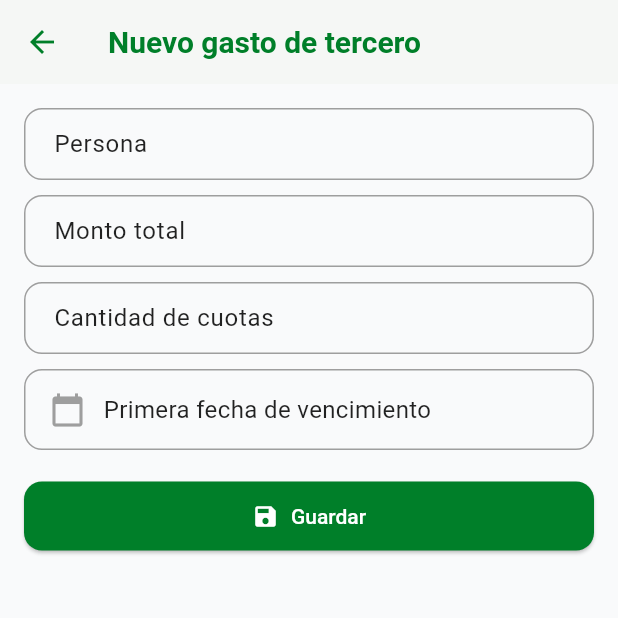
After one commit to MateoMaffei/tubilletera, a Flutter app: the GastoTerceroFormPage screen opened directly, on a phone screen of 412 x 824 dp, the top half of it. The commit adds this screen. Run offline on Flutter 3.47's test engine with Material 3 defaults, Android fonts, the light colour scheme and no system bars; our stand-ins replace fl_chart, flutter_multi_formatter, hive, hive_flutter, local_auth, month_picker_dialog; accounts and stored records are empty.

Commit message:
Add models, services and pages for third-party expenses

```diff
--- a/lib/main_drawer.dart
+++ b/lib/main_drawer.dart
@@ -24,6 +24,7 @@ class MainDrawer extends StatelessWidget {
             // Parte superior del menú
             _buildItem(context, Icons.home, 'Inicio', '/home'),
             _buildItem(context, Icons.list, 'Gastos', '/gastos'),
+            _buildItem(context, Icons.group, 'Gastos de terceros', '/gastos_terceros'),
             _buildItem(context, Icons.category, 'Categorías', '/categorias'),
 
             const Spacer(), // empuja lo de abajo
--- /dev/null
+++ b/lib/model/gasto_tercero_hive.dart
@@ -0,0 +1,54 @@
+import 'package:hive/hive.dart';
+part 'gasto_tercero.g.dart';
+
+@HiveType(typeId: 2)
+class GastoTercero extends HiveObject {
+  @HiveField(0)
+  String id;
+
+  @HiveField(1)
+  String persona;
+
+  @HiveField(2)
+  double montoTotal;
+
+  @HiveField(3)
+  int cantidadCuotas;
+
+  @HiveField(4)
+  double montoPorCuota;
+
+  @HiveField(5)
+  List<CuotaTercero> cuotas;
+
+  GastoTercero({
+    required this.id,
+    required this.persona,
+    required this.montoTotal,
+    required this.cantidadCuotas,
+    required this.montoPorCuota,
+    required this.cuotas,
+  });
+}
+
+@HiveType(typeId: 3)
+class CuotaTercero {
+  @HiveField(0)
+  int numero;
+
+  @HiveField(1)
+  DateTime fechaVencimiento;
+
+  @HiveField(2)
+  double monto;
+
+  @HiveField(3)
+  bool pagada;
+
+  CuotaTercero({
+    required this.numero,
+    required this.fechaVencimiento,
+    required this.monto,
+    this.pagada = false,
+  });
+}
--- /dev/null
+++ b/lib/pages/GastosTerceros/gasto_tercero_detalle_page.dart
@@ -0,0 +1,116 @@
+import 'package:flutter/material.dart';
+import 'package:intl/intl.dart';
+import 'package:tubilletera/model/gasto_tercero_hive.dart';
+import 'package:tubilletera/pages/GastosTerceros/gasto_tercero_form_page.dart';
+import 'package:tubilletera/services/gasto_tercero_service.dart';
+
+class GastoTerceroDetallePage extends StatefulWidget {
+  final GastoTercero gasto;
+  const GastoTerceroDetallePage({super.key, required this.gasto});
+
+  @override
+  State<GastoTerceroDetallePage> createState() => _GastoTerceroDetallePageState();
+}
+
+class _GastoTerceroDetallePageState extends State<GastoTerceroDetallePage> {
+  final formatPeso = NumberFormat.currency(locale: 'es_AR', symbol: '\$', decimalDigits: 2);
+  final service = GastoTerceroService();
+
+  void _editarFecha(CuotaTercero cuota) async {
+    final picked = await showDatePicker(
+      context: context,
+      initialDate: cuota.fechaVencimiento,
+      firstDate: DateTime(2000),
+      lastDate: DateTime(2100),
+      locale: const Locale('es', 'AR'),
+    );
+    if (picked != null) {
+      setState(() {
+        cuota.fechaVencimiento = picked;
+      });
+      await widget.gasto.save();
+    }
+  }
+
+  void _editarMonto(CuotaTercero cuota) async {
+    final controller = TextEditingController(text: cuota.monto.toString());
+    final monto = await showDialog<double>(
+      context: context,
+      builder: (_) => AlertDialog(
+        title: const Text('Editar monto'),
+        content: TextField(
+          controller: controller,
+          keyboardType: TextInputType.number,
+          decoration: const InputDecoration(labelText: 'Monto'),
+        ),
+        actions: [
+          TextButton(onPressed: () => Navigator.pop(context), child: const Text('Cancelar')),
+          TextButton(
+            onPressed: () {
+              Navigator.pop(context, double.tryParse(controller.text));
+            },
+            child: const Text('Guardar'),
+          )
+        ],
+      ),
+    );
+    if (monto != null) {
+      setState(() => cuota.monto = monto);
+      await widget.gasto.save();
+    }
+  }
+
+  void _togglePagada(CuotaTercero cuota, bool? value) async {
+    setState(() => cuota.pagada = value ?? false);
+    await widget.gasto.save();
+  }
+
+  Future<void> _editarGasto() async {
+    await Navigator.push(
+      context,
+      MaterialPageRoute(builder: (_) => GastoTerceroFormPage(gasto: widget.gasto)),
+    );
+    setState(() {});
+  }
+
+  Future<void> _eliminarGasto() async {
+    await service.eliminar(widget.gasto);
+    if (mounted) Navigator.pop(context);
+  }
+
+  @override
+  Widget build(BuildContext context) {
+    final g = widget.gasto;
+    return Scaffold(
+      appBar: AppBar(
+        title: Text('Detalle - ${g.persona}'),
+        actions: [
+          IconButton(onPressed: _editarGasto, icon: const Icon(Icons.edit)),
+          IconButton(onPressed: _eliminarGasto, icon: const Icon(Icons.delete)),
+        ],
+      ),
+      body: SingleChildScrollView(
+        padding: const EdgeInsets.all(16),
+        child: DataTable(
+          columns: const [
+            DataColumn(label: Text('N°')),
+            DataColumn(label: Text('Fecha')),
+            DataColumn(label: Text('Monto')),
+            DataColumn(label: Text('Pagada')),
+          ],
+          rows: g.cuotas.map((c) {
+            return DataRow(
+              cells: [
+                DataCell(Text(c.numero.toString())),
+                DataCell(Text(DateFormat('dd/MM/yyyy').format(c.fechaVencimiento)),
+                    onTap: () => _editarFecha(c)),
+                DataCell(Text(formatPeso.format(c.monto)), onTap: () => _editarMonto(c)),
+                DataCell(Checkbox(value: c.pagada, onChanged: (v) => _togglePagada(c, v))),
+              ],
+            );
+          }).toList(),
+        ),
+      ),
+    );
+  }
+}
--- /dev/null
+++ b/lib/pages/GastosTerceros/gasto_tercero_form_page.dart
@@ -0,0 +1,147 @@
+import 'package:flutter/material.dart';
+import 'package:flutter_multi_formatter/formatters/currency_input_formatter.dart';
+import 'package:flutter_multi_formatter/formatters/money_input_enums.dart' show ThousandSeparator;
+import 'package:tubilletera/components/custom_date_field.dart';
+import 'package:tubilletera/components/custom_input.dart';
+import 'package:tubilletera/model/gasto_tercero_hive.dart';
+import 'package:tubilletera/services/gasto_tercero_service.dart';
+
+class GastoTerceroFormPage extends StatefulWidget {
+  final GastoTercero? gasto;
+  const GastoTerceroFormPage({super.key, this.gasto});
+
+  @override
+  State<GastoTerceroFormPage> createState() => _GastoTerceroFormPageState();
+}
+
+class _GastoTerceroFormPageState extends State<GastoTerceroFormPage> {
+  final _formKey = GlobalKey<FormState>();
+  final personaCtrl = TextEditingController();
+  final montoCtrl = TextEditingController();
+  final cuotasCtrl = TextEditingController();
+  DateTime? primeraCuota;
+
+  final service = GastoTerceroService();
+
+  @override
+  void initState() {
+    super.initState();
+    final g = widget.gasto;
+    if (g != null) {
+      personaCtrl.text = g.persona;
+      montoCtrl.text = CurrencyInputFormatter(
+        leadingSymbol: '\$ ',
+        thousandSeparator: ThousandSeparator.Period,
+        mantissaLength: 2,
+      ).formatEditUpdate(const TextEditingValue(),
+          TextEditingValue(text: g.montoTotal.toStringAsFixed(2))).text;
+      cuotasCtrl.text = g.cantidadCuotas.toString();
+      primeraCuota = g.cuotas.isNotEmpty ? g.cuotas.first.fechaVencimiento : DateTime.now();
+    }
+  }
+
+  Future<void> _seleccionarFecha() async {
+    final picked = await showDatePicker(
+      context: context,
+      initialDate: primeraCuota ?? DateTime.now(),
+      firstDate: DateTime(2000),
+      lastDate: DateTime(2100),
+      locale: const Locale('es', 'AR'),
+    );
+    if (picked != null) {
+      setState(() => primeraCuota = picked);
+    }
+  }
+
+  String limpiarMonto(String texto) {
+    return texto.replaceAll(RegExp(r'[^0-9,]'), '').replaceAll(',', '.');
+  }
+
+  Future<void> _guardar() async {
+    if (!_formKey.currentState!.validate() || primeraCuota == null) {
+      ScaffoldMessenger.of(context).showSnackBar(
+        const SnackBar(content: Text('Completá todos los campos')),
+      );
+      return;
+    }
+    final persona = personaCtrl.text.trim();
+    final monto = double.tryParse(limpiarMonto(montoCtrl.text)) ?? 0.0;
+    final cuotas = int.tryParse(cuotasCtrl.text) ?? 1;
+
+    if (widget.gasto == null) {
+      await service.crear(
+        persona: persona,
+        montoTotal: monto,
+        cantidadCuotas: cuotas,
+        primeraCuota: primeraCuota!,
+      );
+    } else {
+      await service.actualizar(
+        widget.gasto!,
+        persona: persona,
+        montoTotal: monto,
+        cantidadCuotas: cuotas,
+        primeraCuota: primeraCuota!,
+      );
+    }
+    if (mounted) Navigator.pop(context);
+  }
+
+  @override
+  Widget build(BuildContext context) {
+    return Scaffold(
+      appBar: AppBar(
+        title: Text(widget.gasto == null ? 'Nuevo gasto de tercero' : 'Editar gasto'),
+      ),
+      body: Padding(
+        padding: const EdgeInsets.all(16),
+        child: Form(
+          key: _formKey,
+          child: ListView(
+            children: [
+              CustomInput(
+                label: 'Persona',
+                controller: personaCtrl,
+                validator: (v) => v == null || v.isEmpty ? 'Campo requerido' : null,
+              ),
+              const SizedBox(height: 10),
+              CustomInput(
+                label: 'Monto total',
+                controller: montoCtrl,
+                keyboardType: TextInputType.number,
+                validator: (v) => v == null || v.isEmpty ? 'Campo requerido' : null,
+                inputFormatters: [
+                  CurrencyInputFormatter(
+                    leadingSymbol: '\$ ',
+                    useSymbolPadding: true,
+                    thousandSeparator: ThousandSeparator.Period,
+                    mantissaLength: 2,
+                  ),
+                ],
+              ),
+              const SizedBox(height: 10),
+              CustomInput(
+                label: 'Cantidad de cuotas',
+                controller: cuotasCtrl,
+                keyboardType: TextInputType.number,
+                validator: (v) => v == null || v.isEmpty ? 'Campo requerido' : null,
+              ),
+              const SizedBox(height: 10),
+              CustomDateField(
+                label: 'Primera fecha de vencimiento',
+                selectedDate: primeraCuota,
+                onTap: _seleccionarFecha,
+              ),
+              const SizedBox(height: 20),
+              ElevatedButton.icon(
+                icon: const Icon(Icons.save),
+                onPressed: _guardar,
+                label: const Text('Guardar'),
+              )
+            ],
+          ),
+        ),
+      ),
+    );
+  }
+}
--- a/lib/pages/Home/home_page.dart
+++ b/lib/pages/Home/home_page.dart
@@ -7,6 +7,8 @@ import 'package:month_picker_dialog/month_picker_dialog.dart';
 import 'package:tubilletera/main_drawer.dart';
 import 'package:tubilletera/model/gasto_hive.dart';
 import 'package:tubilletera/model/categoria_hive.dart';
+import 'package:tubilletera/model/gasto_tercero_hive.dart';
+import 'package:tubilletera/services/gasto_tercero_service.dart';
 import 'package:tubilletera/theme/app_colors.dart';
 
 class HomePage extends StatefulWidget {
@@ -23,6 +25,7 @@ class _HomePageState extends State<HomePage> {
   Widget build(BuildContext context) {
     final gastosBox = Hive.box<Gasto>('gastoBox');
     final categoriasBox = Hive.box<Categoria>('categoriasBox');
+    final tercerosService = GastoTerceroService();
     final usersBox = Hive.box('usersBox');
     final email = usersBox.get('loggedUser');
     final user = usersBox.get(email);
@@ -34,8 +37,17 @@ class _HomePageState extends State<HomePage> {
       g.fechaVencimiento.month == selectedMonth.month &&
       g.fechaVencimiento.year == selectedMonth.year).toList();
 
-    final totalGastado = todosLosGastos.fold<double>(0.0, (sum, g) => sum + g.monto);
-    final totalPagado = todosLosGastos.where((g) => g.estado).fold<double>(0.0, (sum, g) => sum + g.monto);
+    final List<CuotaTercero> cuotasTerceros = tercerosService.cuotasDelMes(selectedMonth.year, selectedMonth.month);
+
+    final totalGastosPropios = todosLosGastos.fold<double>(0.0, (sum, g) => sum + g.monto);
+    final totalPropiosPagado = todosLosGastos.where((g) => g.estado).fold<double>(0.0, (sum, g) => sum + g.monto);
+
+    final totalTerceros = cuotasTerceros.fold<double>(0.0, (sum, c) => sum + c.monto);
+    final totalTercerosPagado = cuotasTerceros.where((c) => c.pagada).fold<double>(0.0, (sum, c) => sum + c.monto);
+    final totalTercerosPendiente = totalTerceros - totalTercerosPagado;
+
+    final totalGastado = totalGastosPropios + totalTerceros;
+    final totalPagado = totalPropiosPagado + totalTercerosPagado;
     final restantePagar = totalGastado - totalPagado;
     final disponible = sueldo - totalGastado;
 
@@ -163,6 +175,8 @@ class _HomePageState extends State<HomePage> {
                     _infoRow("✅ Pagado", formatPeso.format(totalPagado), color: Colors.green),
                     const Divider(),
                     _infoRow("🔴 Resta pagar", formatPeso.format(restantePagar), color: Colors.orange),
+                    const Divider(),
+                    _infoRow("🤝 Adeudado por terceros", formatPeso.format(totalTercerosPendiente), color: Colors.blue),
                   ],
                 ),
               ),
--- /dev/null
+++ b/lib/services/gasto_tercero_service.dart
@@ -0,0 +1,91 @@
+import 'package:hive/hive.dart';
+import 'package:uuid/uuid.dart';
+import 'package:tubilletera/model/gasto_tercero_hive.dart';
+
+class GastoTerceroService {
+  final Box<GastoTercero> _box = Hive.box<GastoTercero>('gastosTercerosBox');
+  final _uuid = const Uuid();
+
+  List<GastoTercero> obtenerTodos() => _box.values.toList();
+
+  Future<void> crear({
+    required String persona,
+    required double montoTotal,
+    required int cantidadCuotas,
+    required DateTime primeraCuota,
+  }) async {
+    final montoCuota = montoTotal / cantidadCuotas;
+    final cuotas = List.generate(cantidadCuotas, (i) {
+      final fecha = DateTime(primeraCuota.year, primeraCuota.month + i, primeraCuota.day);
+      return CuotaTercero(
+        numero: i + 1,
+        fechaVencimiento: fecha,
+        monto: montoCuota,
+      );
+    });
+    final nuevo = GastoTercero(
+      id: _uuid.v4(),
+      persona: persona,
+      montoTotal: montoTotal,
+      cantidadCuotas: cantidadCuotas,
+      montoPorCuota: montoCuota,
+      cuotas: cuotas,
+    );
+    await _box.add(nuevo);
+  }
+
+  Future<void> actualizar(GastoTercero gasto, {
+    required String persona,
+    required double montoTotal,
+    required int cantidadCuotas,
+    required DateTime primeraCuota,
+  }) async {
+    gasto.persona = persona;
+    gasto.montoTotal = montoTotal;
+    gasto.cantidadCuotas = cantidadCuotas;
+    gasto.montoPorCuota = montoTotal / cantidadCuotas;
+    gasto.cuotas = List.generate(cantidadCuotas, (i) {
+      final fecha = DateTime(primeraCuota.year, primeraCuota.month + i, primeraCuota.day);
+      return CuotaTercero(
+        numero: i + 1,
+        fechaVencimiento: fecha,
+        monto: gasto.montoPorCuota,
+      );
+    });
+    await gasto.save();
+  }
+
+  Future<void> eliminar(GastoTercero gasto) async {
+    await gasto.delete();
+  }
+
+  double totalPendienteDelMes(int anio, int mes) {
+    double total = 0;
+    for (final g in _box.values) {
+      for (final c in g.cuotas) {
+        if (!c.pagada && c.fechaVencimiento.year == anio && c.fechaVencimiento.month == mes) {
+          total += c.monto;
+        }
+      }
+    }
+    return total;
+  }
+
+  double totalPagadoDelMes(int anio, int mes) {
+    double total = 0;
+    for (final g in _box.values) {
+      for (final c in g.cuotas) {
+        if (c.pagada && c.fechaVencimiento.year == anio && c.fechaVencimiento.month == mes) {
+          total += c.monto;
+        }
+      }
+    }
+    return total;
+  }
+
+  List<CuotaTercero> cuotasDelMes(int anio, int mes) {
+    return _box.values
+      .expand((g) => g.cuotas.where((c) => c.fechaVencimiento.year == anio && c.fechaVencimiento.month == mes))
+      .toList();
+  }
+}
```
Also changed, not shown: lib/main.dart (+7 -0 lines), lib/pages/GastosTerceros/gastos_terceros_page.dart (added, +80 -0 lines), lib/model/gasto_tercero.g.dart (added).
